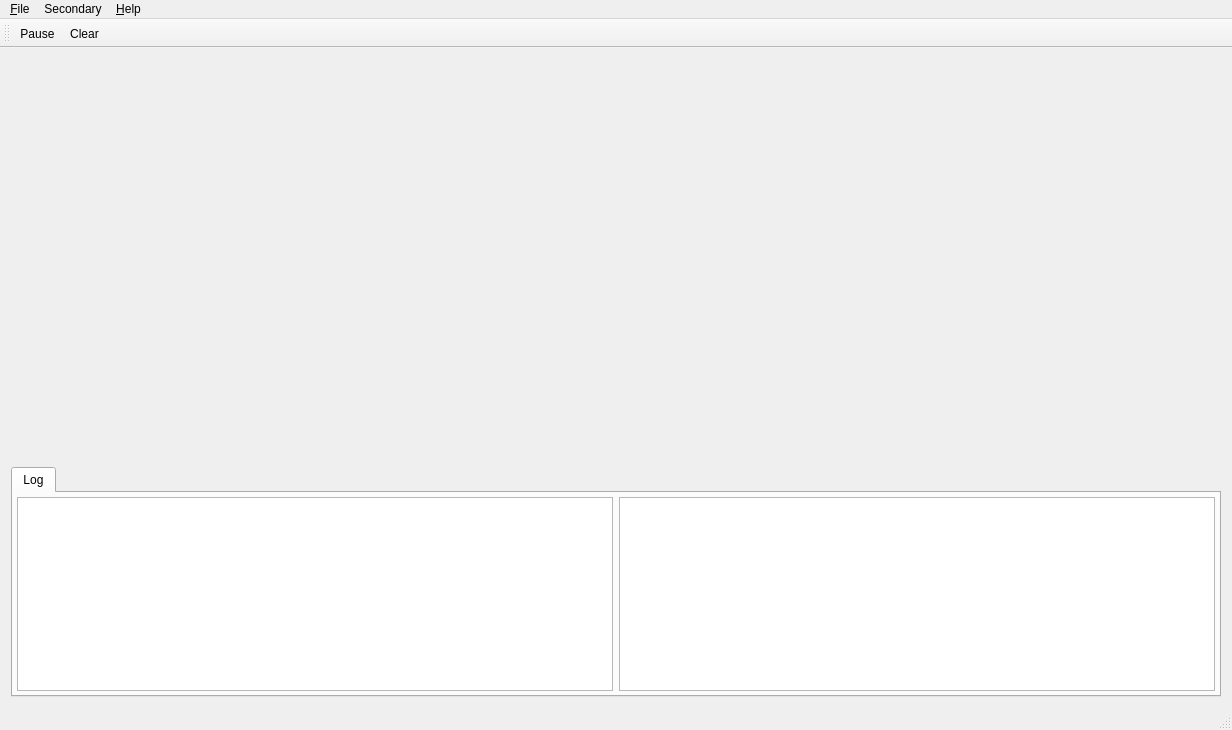
Old version of the form source/serialplot/src/mainwindow.ui in the repository KacperJanowski98/SerialPlot-Biomedical-Signals.
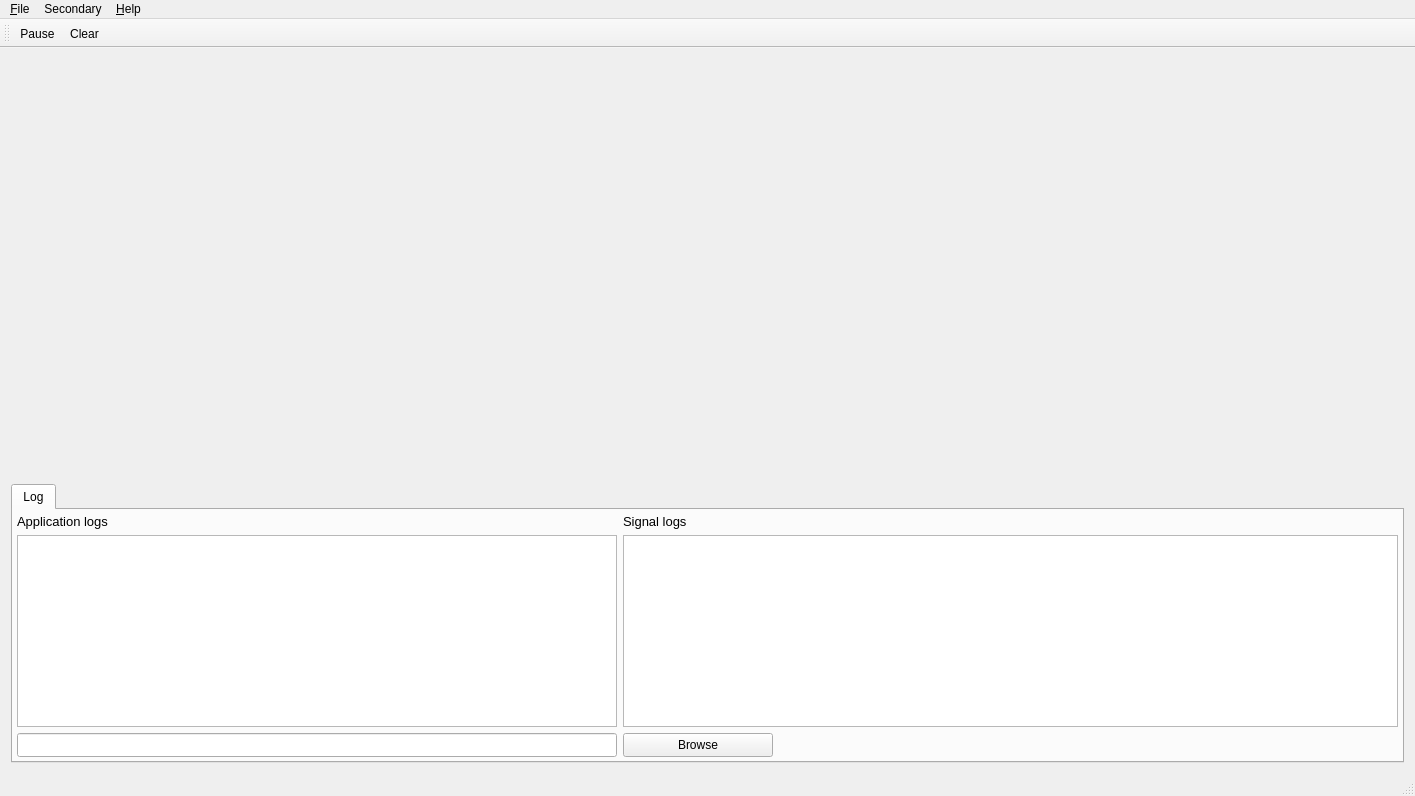
New version of the form. Icons and pictures are not drawn. Custom widgets are drawn as their Qt base class.

```diff
--- a/source/serialplot/src/mainwindow.ui
+++ b/source/serialplot/src/mainwindow.ui
@@ -6,8 +6,8 @@
    <rect>
     <x>0</x>
     <y>0</y>
-    <width>1232</width>
-    <height>730</height>
+    <width>1415</width>
+    <height>796</height>
    </rect>
   </property>
   <property name="windowTitle">
@@ -85,7 +85,7 @@
        <attribute name="toolTip">
         <string>Error and Warning Messages</string>
        </attribute>
-       <layout class="QHBoxLayout" name="horizontalLayout">
+       <layout class="QFormLayout" name="formLayout">
         <property name="leftMargin">
          <number>4</number>
         </property>
@@ -98,15 +98,106 @@
         <property name="bottomMargin">
          <number>4</number>
         </property>
-        <item>
+        <item row="3" column="0">
+         <widget class="QLineEdit" name="lsFileName">
+          <property name="sizePolicy">
+           <sizepolicy hsizetype="Expanding" vsizetype="Expanding">
+            <horstretch>0</horstretch>
+            <verstretch>0</verstretch>
+           </sizepolicy>
+          </property>
+          <property name="minimumSize">
+           <size>
+            <width>600</width>
+            <height>0</height>
+           </size>
+          </property>
+         </widget>
+        </item>
+        <item row="3" column="1">
+         <widget class="QPushButton" name="pbBrowse">
+          <property name="sizePolicy">
+           <sizepolicy hsizetype="Expanding" vsizetype="Expanding">
+            <horstretch>0</horstretch>
+            <verstretch>0</verstretch>
+           </sizepolicy>
+          </property>
+          <property name="maximumSize">
+           <size>
+            <width>150</width>
+            <height>16777215</height>
+           </size>
+          </property>
+          <property name="text">
+           <string>Browse</string>
+          </property>
+         </widget>
+        </item>
+        <item row="1" column="1">
+         <widget class="QPlainTextEdit" name="ptLogStream">
+          <property name="sizePolicy">
+           <sizepolicy hsizetype="Preferred" vsizetype="Expanding">
+            <horstretch>0</horstretch>
+            <verstretch>0</verstretch>
+           </sizepolicy>
+          </property>
+          <property name="minimumSize">
+           <size>
+            <width>600</width>
+            <height>0</height>
+           </size>
+          </property>
+         </widget>
+        </item>
+        <item row="1" column="0">
          <widget class="QPlainTextEdit" name="ptLog">
+          <property name="sizePolicy">
+           <sizepolicy hsizetype="Expanding" vsizetype="Expanding">
+            <horstretch>0</horstretch>
+            <verstretch>0</verstretch>
+           </sizepolicy>
+          </property>
+          <property name="minimumSize">
+           <size>
+            <width>600</width>
+            <height>0</height>
+           </size>
+          </property>
+          <property name="maximumSize">
+           <size>
+            <width>800</width>
+            <height>16777215</height>
+           </size>
+          </property>
           <property name="readOnly">
            <bool>true</bool>
           </property>
          </widget>
         </item>
-        <item>
-         <widget class="QPlainTextEdit" name="ptLogStream"/>
+        <item row="0" column="0">
+         <widget class="QLabel" name="lAppLog">
+          <property name="font">
+           <font>
+            <pointsize>10</pointsize>
+            <bold>false</bold>
+           </font>
+          </property>
+          <property name="text">
+           <string>Application logs</string>
+          </property>
+         </widget>
+        </item>
+        <item row="0" column="1">
+         <widget class="QLabel" name="lSignalLog">
+          <property name="font">
+           <font>
+            <pointsize>10</pointsize>
+           </font>
+          </property>
+          <property name="text">
+           <string>Signal logs</string>
+          </property>
+         </widget>
         </item>
        </layout>
       </widget>
@@ -119,7 +210,7 @@
     <rect>
      <x>0</x>
      <y>0</y>
-     <width>1232</width>
+     <width>1415</width>
      <height>21</height>
     </rect>
    </property>
```
